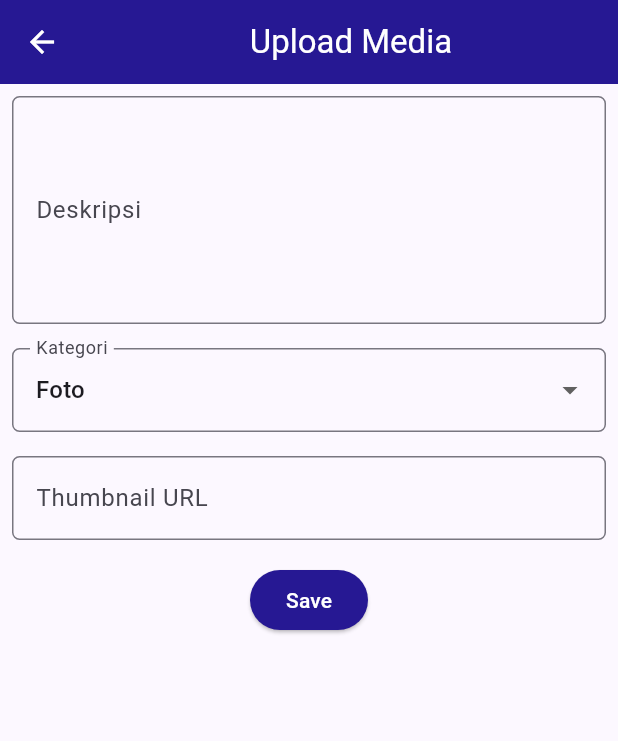
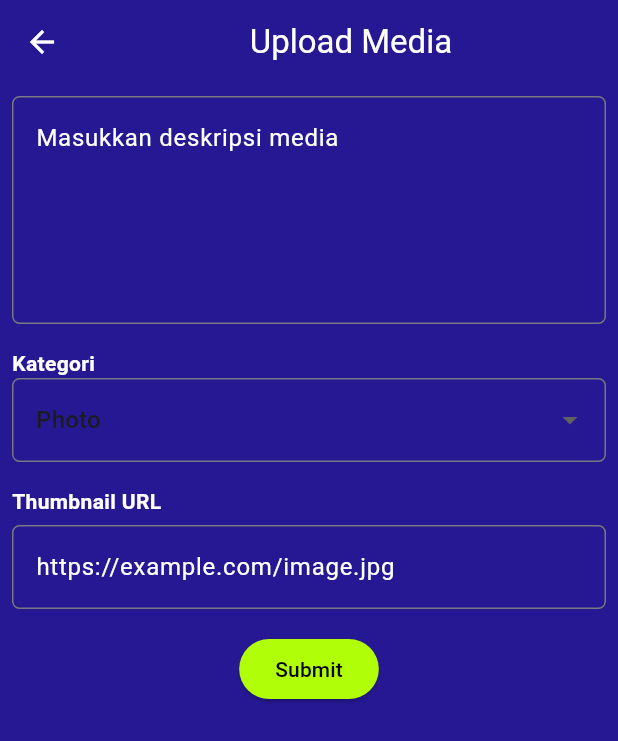
Before and after one commit to PBP-kelompok-B11/pbp-b11-mobile, a Flutter app: the MediaFormPage screen opened directly, on a phone screen of 412 x 824 dp. Shown: the top 741 px of the screen. Run offline on Flutter 3.47's test engine with Material 3 defaults, Android fonts, the phone set to English and light mode, and no system bars; missing offline and left inert: pbp_django_auth.

Commit message:
make main page for media and fixing form

```diff
--- a/beyond90/lib/landing_page/screeen/landing_page.dart
+++ b/beyond90/lib/landing_page/screeen/landing_page.dart
@@ -7,7 +7,7 @@ import 'package:beyond90/landing_page/widgets/tagline_section_2.dart';
 import 'package:beyond90/landing_page/widgets/gallery_button.dart';
 import 'package:beyond90/landing_page/widgets/login_button.dart';
 import 'package:beyond90/widgets/bottom_navbar.dart';
-import 'package:beyond90/media_gallery/screens/medialist_form.dart';
+import 'package:beyond90/media_gallery/screens/media_entry_list.dart';
 import 'package:beyond90/search/screen/search_default_page.dart';
 
 class MyHomePage extends StatelessWidget {
@@ -82,8 +82,7 @@ class MyHomePage extends StatelessWidget {
               Navigator.pushNamed(context, '/category');
               break;
             case 3:
-              Navigator.pushNamed(context, '/media_gallery'
-              );
+              Navigator.pushNamed(context, '/media_gallery');
               break;
           }
         },
--- a/beyond90/lib/landing_page/widgets/gallery_button.dart
+++ b/beyond90/lib/landing_page/widgets/gallery_button.dart
@@ -1,6 +1,6 @@
 import 'package:flutter/material.dart';
 import 'package:beyond90/app_colors.dart';
-import 'package:beyond90/media_gallery/screens/medialist_form.dart';
+import 'package:beyond90/media_gallery/screens/media_entry_list.dart';
 
 class GalleryButton extends StatelessWidget {
   const GalleryButton({super.key});
@@ -15,7 +15,7 @@ class GalleryButton extends StatelessWidget {
         Navigator.push(
           context,
           MaterialPageRoute(
-            builder: (context) => MediaFormPage(),
+            builder: (context) => MediaEntryListPage(),
           ));
       },
       child: Container(
--- a/beyond90/lib/main.dart
+++ b/beyond90/lib/main.dart
@@ -1,5 +1,5 @@
 import 'package:beyond90/authentication/screens/register.dart';
-import 'package:beyond90/media_gallery/screens/medialist_form.dart';
+import 'package:beyond90/media_gallery/screens/media_entry_list.dart';
 import 'package:flutter/material.dart';
 import 'package:provider/provider.dart';
 import 'package:pbp_django_auth/pbp_django_auth.dart';
@@ -38,7 +38,7 @@ class MyApp extends StatelessWidget {
         '/category': (context) => const CategoryPage(),
         '/login': (context) => const LoginPage(),
         '/register': (context) => const RegisterPage(),
-        '/media_gallery': (context) => const MediaFormPage(),
+        '/media_gallery': (context) => const MediaEntryListPage(),
       },
 
       home: const MyHomePage(),
--- a/beyond90/lib/media_gallery/screens/medialist_form.dart
+++ b/beyond90/lib/media_gallery/screens/medialist_form.dart
@@ -1,5 +1,9 @@
+import 'dart:convert';
+import 'package:provider/provider.dart';
+import 'package:pbp_django_auth/pbp_django_auth.dart';
 import 'package:flutter/material.dart';
 import 'package:beyond90/app_colors.dart';
+import 'package:beyond90/media_gallery/screens/media_entry_list.dart';
 
 class MediaFormPage extends StatefulWidget{
   const MediaFormPage({super.key});
@@ -16,13 +20,15 @@ class _MediaFormPageState extends State<MediaFormPage> {
   String _thumbnail = "";
 
 
-  final List<String> _categories = [
-    'foto',
-    'video'
-  ];
+  final Map<String, String> _categoryMap = {
+    'foto': 'Photo',
+    'video': 'Video',
+  };
+
 
   @override
   Widget build(BuildContext context){
+    final request = context.watch<CookieRequest>();
     return Scaffold(
       appBar: AppBar(
         title: const Center(
@@ -31,9 +37,18 @@ class _MediaFormPageState extends State<MediaFormPage> {
         backgroundColor: AppColors.indigo,
         foregroundColor: AppColors.white,
       ),
-      body: Form(
+      body: Container(
+        color: AppColors.background,
+        child: LayoutBuilder(
+          builder: (context, constraints) {
+            return SingleChildScrollView(
+              child: ConstrainedBox(
+                constraints: BoxConstraints(
+                  minHeight: constraints.maxHeight,
+                ),
+                child: IntrinsicHeight(
+                  child: Form(
                     key: _formKey,
-        child: SingleChildScrollView(
                     child: Column(
                       crossAxisAlignment: CrossAxisAlignment.start,
                       children: [
@@ -45,7 +60,10 @@ class _MediaFormPageState extends State<MediaFormPage> {
                             maxLines: 5,
                             decoration: InputDecoration(
                               hintText: "Masukkan deskripsi media",
-                    labelText: "Deskripsi",
+                              hintStyle: const TextStyle(
+                                color: AppColors.white,
+                              ),
+                              fillColor: AppColors.textPrimary,
                               border: OutlineInputBorder(
                                 borderRadius: BorderRadius.circular(5.0),
                               ),
@@ -67,33 +85,59 @@ class _MediaFormPageState extends State<MediaFormPage> {
                         // Kategori
                         Padding(
                           padding: const EdgeInsets.all(8.0),
-                child: DropdownButtonFormField<String>(
+                          child: Column(
+                            crossAxisAlignment: CrossAxisAlignment.start,
+                            children: [
+                              const Text("Kategori",
+                                style: TextStyle(
+                                  color: AppColors.textPrimary,
+                                  fontWeight: FontWeight.bold,
+                                ),
+                              ),
+                              DropdownButtonFormField<String>(
+                                hint: const Text("Pilih Kategori"),
                                 decoration: InputDecoration(
-                    labelText: "Kategori",
                                   border: OutlineInputBorder(
                                     borderRadius: BorderRadius.circular(5.0),
                                   ),
                                 ),
                                 initialValue: _kategori,
-                  items: _categories.map((cat) => DropdownMenuItem(
-                    value: cat,
-                    child: Text(cat[0].toUpperCase() + cat.substring(1)),
-                  )).toList(),
+                                items: _categoryMap.entries.map((entry) {
+                                  return DropdownMenuItem<String>(
+                                    value: entry.key, // DATA → foto / video
+                                    child: Text(entry.value),
+                                  );
+                                }).toList(),
                                 onChanged: (String? newValue){
                                   setState(() {
                                     _kategori = newValue!;
                                   });
                                 },
                               ),
+                            ],
+                          ),
                         ),
 
                         // Thumbnail URL
                         Padding(
                           padding: const EdgeInsets.all(8.0),
-                child: TextFormField(
+                          child: Column(
+                            crossAxisAlignment: CrossAxisAlignment.start,
+                            children: [
+                              const Text("Thumbnail URL",
+                                style: TextStyle(
+                                  color: AppColors.textPrimary,
+                                  fontWeight: FontWeight.bold,
+                                ),
+                              ),
+                              const SizedBox(height: 6),
+                              TextFormField(
                                 decoration: InputDecoration(
                                   hintText: "https://example.com/image.jpg",
-                    labelText: "Thumbnail URL",
+                                  hintStyle: const TextStyle(
+                                    color: AppColors.textPrimary
+                                  ),
+                                  fillColor: AppColors.textPrimary,
                                   border: OutlineInputBorder(
                                     borderRadius: BorderRadius.circular(5.0),
                                   ),
@@ -103,6 +147,8 @@ class _MediaFormPageState extends State<MediaFormPage> {
                                     _thumbnail = value!;
                                   });
                                 },
+                              ),
+                            ],
                           ),
                         ),
 
@@ -114,32 +160,41 @@ class _MediaFormPageState extends State<MediaFormPage> {
                             child: ElevatedButton(
                               style: ButtonStyle(
                                 backgroundColor:
-                        WidgetStateProperty.all(AppColors.indigo),
+                                  WidgetStateProperty.all(AppColors.lime),
                               ),
-                    onPressed: () {
+                              onPressed: () async {
                                 if (_formKey.currentState!.validate()) {
-                        showDialog(
-                          context: context,
-                          builder: (context) {
-                            return AlertDialog(
-                              title: const Text('Media berhasil disimpan!'),
-                              actions: [
-                                TextButton(
-                                  child: const Text('OK'),
-                                  onPressed: () {
-                                    Navigator.pop(context);
-                                    _formKey.currentState!.reset();
-                                  },
-                                ),
-                              ],
+                                  final response = await request.postJson(
+                                    "http://localhost:8000/media-gallery/create-flutter/", jsonEncode({
+                                      "deskripsi":  _deskripsi,
+                                      "thumbnail": _thumbnail,
+                                      "category": _kategori,
+                                    }),
                                   );
-                          },
+                                  if(context.mounted){
+                                    if (response['status'] == 'success') {
+                                      ScaffoldMessenger.of(context)
+                                          .showSnackBar(const SnackBar(
+                                        content: Text("News successfully saved!"),
+                                      ));
+                                      Navigator.pushReplacement(
+                                        context,
+                                        MaterialPageRoute(
+                                            builder: (context) => MediaEntryListPage()),
                                       );
+                                    } else {
+                                      ScaffoldMessenger.of(context)
+                                          .showSnackBar(const SnackBar(
+                                        content: Text("Something went wrong, please try again."),
+                                      ));
+                                    }
+                                  }
                                 }
                               },
-                    child: const Text(
-                      "Save",
-                      style: TextStyle(color: Colors.white),
+                              child: Text(
+                                "Submit",
+                                style: TextStyle(color: Colors.black,
+                                ),
                               ),
                             ),
                           ),
@@ -148,6 +203,11 @@ class _MediaFormPageState extends State<MediaFormPage> {
                     ),
                   ),
                 ),
+              ),
+            );
+          },
+        ),
+      ),
     );
   }
 }
```
Also changed, not shown: beyond90/lib/media_gallery/screens/media_detail.dart (+6 -5 lines), beyond90/lib/media_gallery/screens/media_entry_list.dart (+65 -9 lines), beyond90/lib/media_gallery/widgets/media_entry_card.dart (+4 -3 lines), beyond90/lib/media_gallery/widgets/media_card.dart (deleted). Lines whose indentation alone changed are shown as unchanged.
